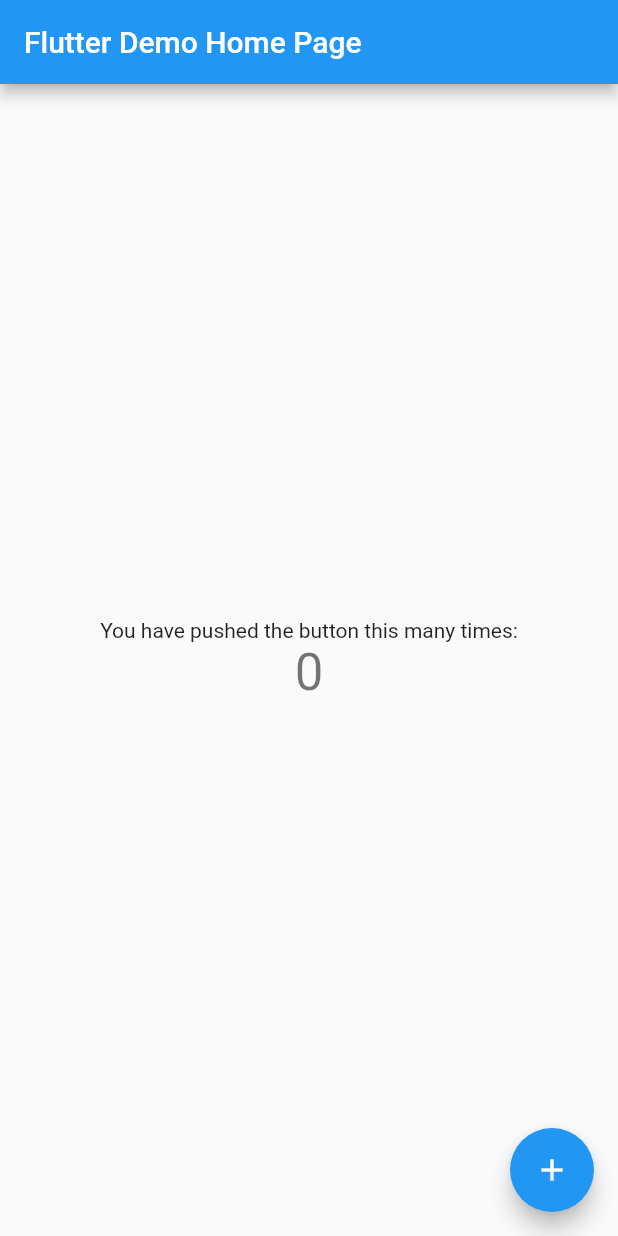
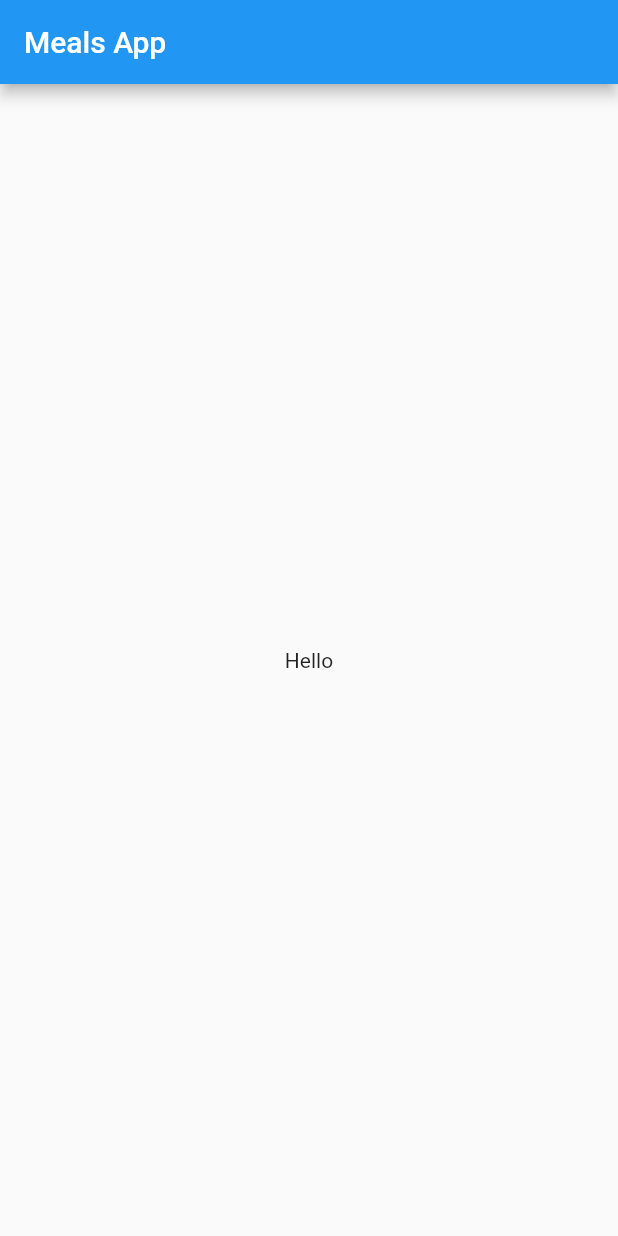
Before and after one commit to cSharpieDart/flutter_mealsApp, a Flutter app: the screen it shows after launch, on a phone screen of 412 x 824 dp. Run offline on Flutter 3.47's test engine with Material 2 defaults, Android fonts, the phone set to English and light mode, and no system bars.

Commit message:
created class and added mock data

```diff
--- a/lib/main.dart
+++ b/lib/main.dart
@@ -9,109 +9,27 @@ class MyApp extends StatelessWidget {
   @override
   Widget build(BuildContext context) {
     return MaterialApp(
-      title: 'Flutter Demo',
-      theme: ThemeData(
-        // This is the theme of your application.
-        //
-        // Try running your application with "flutter run". You'll see the
-        // application has a blue toolbar. Then, without quitting the app, try
-        // changing the primarySwatch below to Colors.green and then invoke
-        // "hot reload" (press "r" in the console where you ran "flutter run",
-        // or simply save your changes to "hot reload" in a Flutter IDE).
-        // Notice that the counter didn't reset back to zero; the application
-        // is not restarted.
-        primarySwatch: Colors.blue,
-        // This makes the visual density adapt to the platform that you run
-        // the app on. For desktop platforms, the controls will be smaller and
-        // closer together (more dense) than on mobile platforms.
-        visualDensity: VisualDensity.adaptivePlatformDensity,
-      ),
-      home: MyHomePage(title: 'Flutter Demo Home Page'),
+      title: 'Meals',
+      home: MyHomePage(),
     );
   }
 }
 
 class MyHomePage extends StatefulWidget {
-  MyHomePage({Key key, this.title}) : super(key: key);
-
-  // This widget is the home page of your application. It is stateful, meaning
-  // that it has a State object (defined below) that contains fields that affect
-  // how it looks.
-
-  // This class is the configuration for the state. It holds the values (in this
-  // case the title) provided by the parent (in this case the App widget) and
-  // used by the build method of the State. Fields in a Widget subclass are
-  // always marked "final".
-
-  final String title;
-
   @override
   _MyHomePageState createState() => _MyHomePageState();
 }
 
 class _MyHomePageState extends State<MyHomePage> {
-  int _counter = 0;
-
-  void _incrementCounter() {
-    setState(() {
-      // This call to setState tells the Flutter framework that something has
-      // changed in this State, which causes it to rerun the build method below
-      // so that the display can reflect the updated values. If we changed
-      // _counter without calling setState(), then the build method would not be
-      // called again, and so nothing would appear to happen.
-      _counter++;
-    });
-  }
-
   @override
   Widget build(BuildContext context) {
-    // This method is rerun every time setState is called, for instance as done
-    // by the _incrementCounter method above.
-    //
-    // The Flutter framework has been optimized to make rerunning build methods
-    // fast, so that you can just rebuild anything that needs updating rather
-    // than having to individually change instances of widgets.
     return Scaffold(
       appBar: AppBar(
-        // Here we take the value from the MyHomePage object that was created by
-        // the App.build method, and use it to set our appbar title.
-        title: Text(widget.title),
+        title: Text("Meals App"),
       ),
       body: Center(
-        // Center is a layout widget. It takes a single child and positions it
-        // in the middle of the parent.
-        child: Column(
-          // Column is also a layout widget. It takes a list of children and
-          // arranges them vertically. By default, it sizes itself to fit its
-          // children horizontally, and tries to be as tall as its parent.
-          //
-          // Invoke "debug painting" (press "p" in the console, choose the
-          // "Toggle Debug Paint" action from the Flutter Inspector in Android
-          // Studio, or the "Toggle Debug Paint" command in Visual Studio Code)
-          // to see the wireframe for each widget.
-          //
-          // Column has various properties to control how it sizes itself and
-          // how it positions its children. Here we use mainAxisAlignment to
-          // center the children vertically; the main axis here is the vertical
-          // axis because Columns are vertical (the cross axis would be
-          // horizontal).
-          mainAxisAlignment: MainAxisAlignment.center,
-          children: <Widget>[
-            Text(
-              'You have pushed the button this many times:',
-            ),
-            Text(
-              '$_counter',
-              style: Theme.of(context).textTheme.headline4,
-            ),
-          ],
-        ),
+        child: Text("Hello"),
       ),
-      floatingActionButton: FloatingActionButton(
-        onPressed: _incrementCounter,
-        tooltip: 'Increment',
-        child: Icon(Icons.add),
-      ), // This trailing comma makes auto-formatting nicer for build methods.
     );
   }
 }
```
Also changed, not shown: lib/categories_screen.dart (added, +18 -0 lines), lib/data/data.dart (added, +56 -0 lines), lib/models/category.dart (added, +14 -0 lines).
